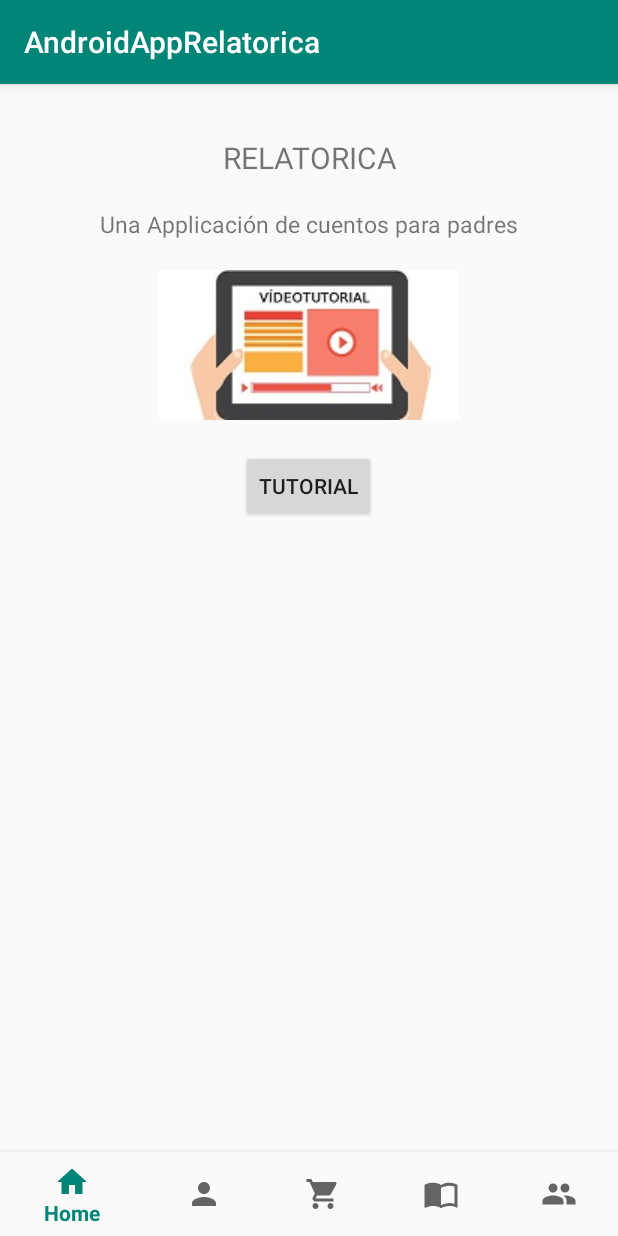
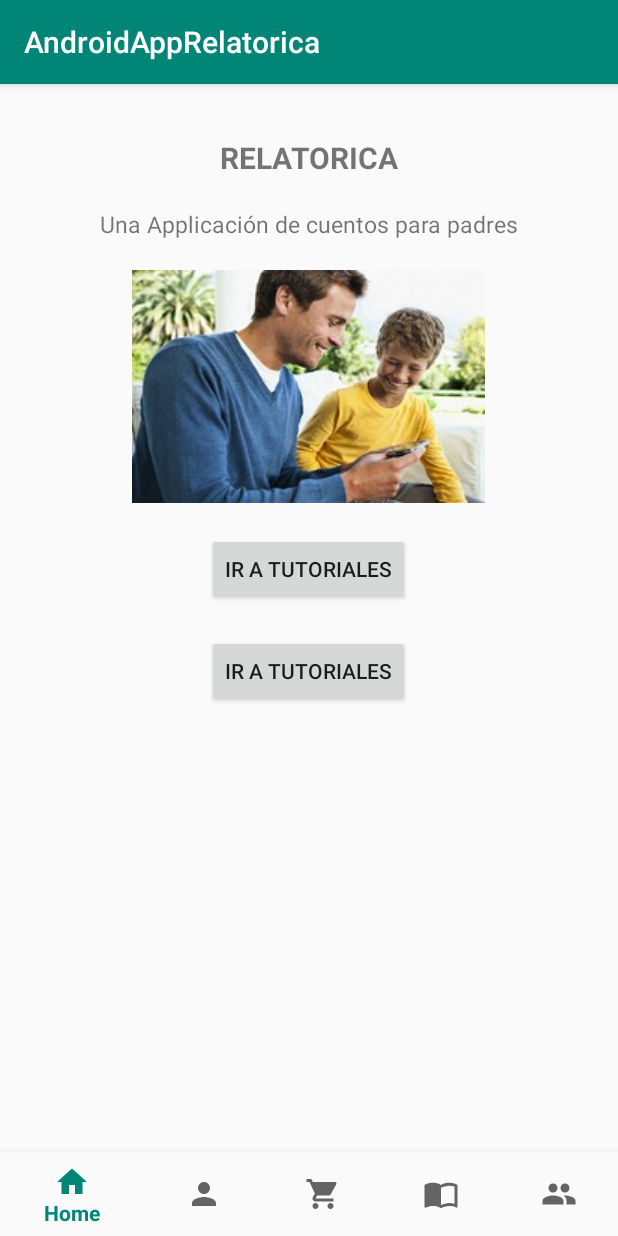
Before and after one commit to Chema19/MakeSolution.Relatorica.AndroidApp, an Android app: the screen it shows after launch (MainActivity), on a phone screen of 412 x 824 dp. Run offline under Robolectric (Android 15) with nearby library versions, the phone set to English and light mode, and no system bars.

Commit message:
tutorial

```diff
--- a/app/src/main/AndroidManifest.xml
+++ b/app/src/main/AndroidManifest.xml
@@ -1,7 +1,9 @@
 <?xml version="1.0" encoding="utf-8"?>
 <manifest xmlns:android="http://schemas.android.com/apk/res/android"
     package="makesolution.relatorica">
+
     <uses-permission android:name="android.permission.INTERNET" />
+
     <application
         android:allowBackup="true"
         android:icon="@mipmap/ic_launcher"
@@ -9,6 +11,10 @@
         android:roundIcon="@mipmap/ic_launcher_round"
         android:supportsRtl="true"
         android:theme="@style/AppTheme">
+        <activity
+            android:name=".activities.HomeTutorialActivity"
+            android:label="@string/title_activity_home_tutorial"
+            android:theme="@style/AppTheme.NoActionBar"></activity>
         <activity android:name=".activities.MainActivity">
             <intent-filter>
                 <action android:name="android.intent.action.MAIN" />
--- a/app/src/main/java/makesolution/relatorica/fragments/HomeFragment.kt
+++ b/app/src/main/java/makesolution/relatorica/fragments/HomeFragment.kt
@@ -6,8 +6,10 @@ import android.support.v4.app.Fragment
 import android.view.LayoutInflater
 import android.view.View
 import android.view.ViewGroup
+import kotlinx.android.synthetic.main.fragment_home.*
 
 import makesolution.relatorica.R
+
 
 /**
  * A simple [Fragment] subclass.
@@ -20,6 +22,7 @@ class HomeFragment : Fragment() {
     ): View? {
         // Inflate the layout for this fragment
         return inflater.inflate(R.layout.fragment_home, container, false)
+
     }
 
 
--- a/app/src/main/java/makesolution/relatorica/fragments/ProfileFragment.kt
+++ b/app/src/main/java/makesolution/relatorica/fragments/ProfileFragment.kt
@@ -6,6 +6,7 @@ import android.support.v4.app.Fragment
 import android.view.LayoutInflater
 import android.view.View
 import android.view.ViewGroup
+
 
 import makesolution.relatorica.R
 
@@ -20,6 +21,9 @@ class ProfileFragment : Fragment() {
     ): View? {
         // Inflate the layout for this fragment
         return inflater.inflate(R.layout.fragment_profile, container, false)
+
+
+
     }
 
 
--- a/app/src/main/res/layout/fragment_home.xml
+++ b/app/src/main/res/layout/fragment_home.xml
@@ -16,6 +16,7 @@
             android:layout_width="match_parent"
             android:layout_height="wrap_content"
             android:textAlignment="center"
+            android:textStyle="bold"
             android:textSize="20dp"
             android:text="RELATORICA" />
         <TextView
@@ -31,14 +32,22 @@
             android:layout_width="wrap_content"
             android:layout_height="wrap_content"
             android:layout_gravity="center"
-            android:src="@drawable/tutorial"/>
+            android:src="@drawable/papa"/>
+        <Button
+            android:id="@+id/btn_historias"
+            android:layout_width="wrap_content"
+            android:layout_height="wrap_content"
+            android:layout_marginTop="20dp"
+            android:layout_gravity="center"
+            android:text="Ir a tutoriales"/>
         <Button
             android:id="@+id/btn_tutorial"
             android:layout_width="wrap_content"
             android:layout_height="wrap_content"
             android:layout_marginTop="20dp"
             android:layout_gravity="center"
-            android:text="tutorial"/>
+            android:onClick="onYoutube"
+            android:text="Ir a tutoriales"/>
 
     </LinearLayout>
 
--- /dev/null
+++ b/app/src/main/res/values/dimens.xml
@@ -0,0 +1,3 @@
+<resources>
+    <dimen name="fab_margin">16dp</dimen>
+</resources>
--- a/app/src/main/res/values/strings.xml
+++ b/app/src/main/res/values/strings.xml
@@ -9,4 +9,5 @@
 
     <!-- TODO: Remove or change this placeholder text -->
     <string name="hello_blank_fragment">Hello blank fragment</string>
+    <string name="title_activity_home_tutorial">HomeTutorialActivity</string>
 </resources>
--- a/app/src/main/res/values/styles.xml
+++ b/app/src/main/res/values/styles.xml
@@ -8,4 +8,13 @@
         <item name="colorAccent">@color/colorAccent</item>
     </style>
 
+    <style name="AppTheme.NoActionBar">
+        <item name="windowActionBar">false</item>
+        <item name="windowNoTitle">true</item>
+    </style>
+
+    <style name="AppTheme.AppBarOverlay" parent="ThemeOverlay.AppCompat.Dark.ActionBar" />
+
+    <style name="AppTheme.PopupOverlay" parent="ThemeOverlay.AppCompat.Light" />
+
 </resources>
```
Also changed, not shown: app/build.gradle (+4 -4 lines), app/src/main/java/makesolution/relatorica/activities/HomeTutorialActivity.kt (added, +26 -0 lines), app/src/main/java/makesolution/relatorica/activities/MainActivity.kt (+9 -0 lines), app/src/main/res/layout/activity_home_tutorial.xml (added, +46 -0 lines), app/src/main/res/layout/content_home_tutorial.xml (added, +11 -0 lines), app/src/main/res/drawable/papa.jpg (added).
